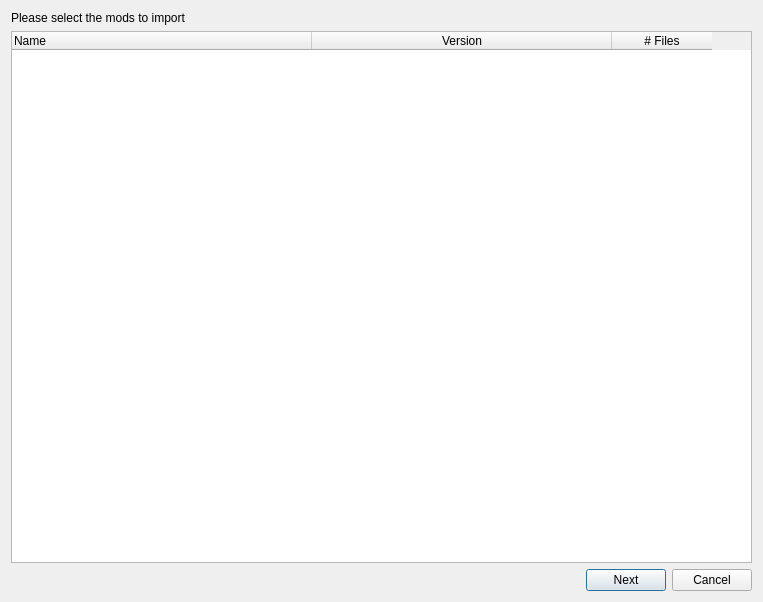
First picture: the form in source/plugins/NMMImport/modselectiondialog.ui, repository jordanbtucker/mod-organizer, before the edit.
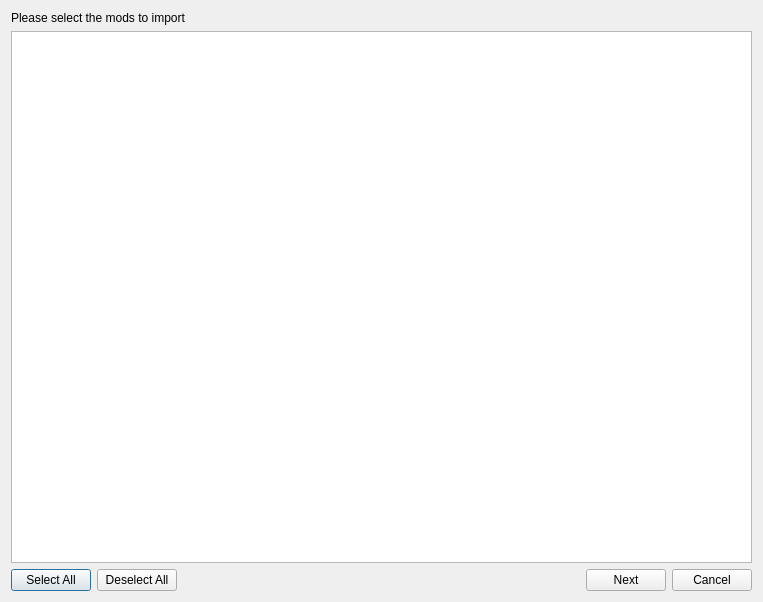
Second picture: the form after the edit.

What changed in the file:
```diff
--- a/source/plugins/NMMImport/modselectiondialog.ui
+++ b/source/plugins/NMMImport/modselectiondialog.ui
@@ -36,7 +36,7 @@
       <number>3</number>
      </property>
      <attribute name="headerVisible">
-      <bool>true</bool>
+      <bool>false</bool>
      </attribute>
      <attribute name="headerDefaultSectionSize">
       <number>300</number>
@@ -69,6 +69,20 @@
    </item>
    <item>
     <layout class="QHBoxLayout" name="horizontalLayout">
+     <item>
+      <widget class="QPushButton" name="selectAllButton">
+       <property name="text">
+        <string>Select All</string>
+       </property>
+      </widget>
+     </item>
+     <item>
+      <widget class="QPushButton" name="deselectAllButton">
+       <property name="text">
+        <string>Deselect All</string>
+       </property>
+      </widget>
+     </item>
      <item>
       <spacer name="horizontalSpacer">
        <property name="orientation">
```
